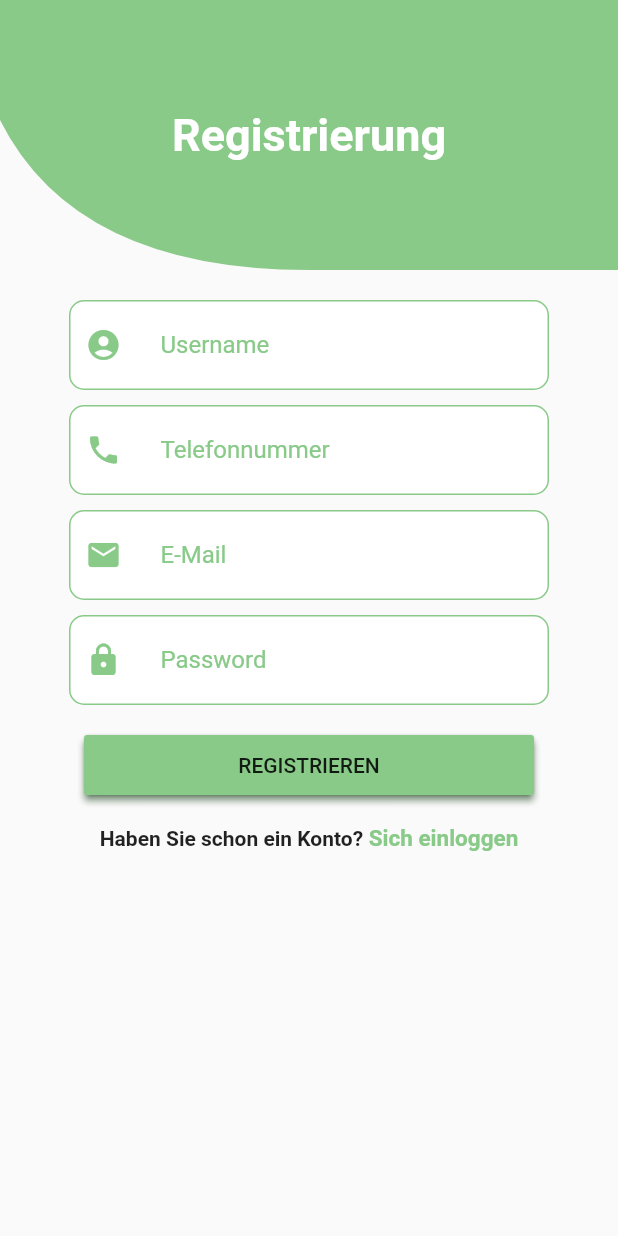
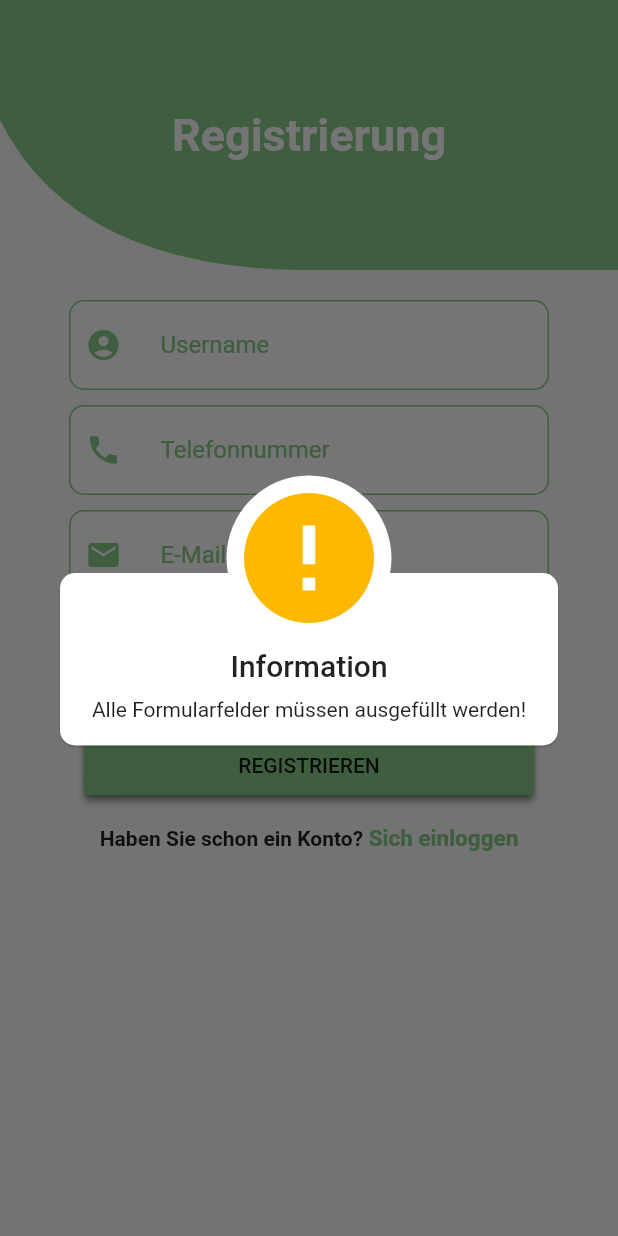
Before and after one commit to abelnguendia18/HelpYourNeighbor_Flutter, a Flutter app: the SingUpHome screen opened directly, after a tap on "REGISTRIEREN", on a phone screen of 412 x 824 dp. Run offline on Flutter 3.47's test engine with Material 2 defaults, Android fonts, the light colour scheme and no system bars; our stand-ins replace animated_splash_screen, awesome_dialog, cloud_firestore, connectivity, curved_navigation_bar, dio and 14 more; missing offline and left inert: autocomplete_textfield, build_context, flutter_google_places, google_maps_webservice; accounts and stored records are empty.

Commit message:
Code Optimization Part 2.

```diff
--- a/lib/src/screens/login_screen.dart
+++ b/lib/src/screens/login_screen.dart
@@ -97,7 +97,7 @@ class _LoginHomeState extends State<LoginHome> {
 
                             if (isInternetAvailable) {
 
-                              if(!(_emailController.text.isEmpty) && !(_passwordController.text.isEmpty) ){
+                              if((_emailController.text.isNotEmpty) && (_passwordController.text.isNotEmpty) ){
                                 var result = await AuthenticationService.singIn(
                                     email:
                                     _emailController.text.toString().trim(),
--- a/lib/src/screens/my_account_screen.dart
+++ b/lib/src/screens/my_account_screen.dart
@@ -270,21 +270,7 @@ class _MyAccountScreenState extends State<MyAccountScreen> {
                               child: Text("Ausloggen"),
                               elevation: 2.0,
                               onPressed: () {
-                                /* AwesomeDialog(
-                                  context: context,
-                                  dialogType: DialogType.QUESTION,
-                                  animType: AnimType.TOPSLIDE,
-                                  headerAnimationLoop: false,
-                                  useRootNavigator: true,
-                                  //title: 'Information',
-                                  autoHide: Duration(seconds: 10),
-                                  desc:
-                                      'Wollen Sie sich wirklich ausloggen?',
-                                  btnOkIcon: Icons.check,
-                                  btnOkColor: _greenApp,
-                                  btnCancelOnPress: (){},
-                                  btnOkOnPress: (){},
-                                )..show();*/
+
                                 showDialog(
                                     context: context,
                                     builder: (BuildContext context) {
--- a/lib/src/screens/sing_up_screen.dart
+++ b/lib/src/screens/sing_up_screen.dart
@@ -56,30 +56,6 @@ class _SingUpHomeState extends State<SingUpHome> {
             SizedBox(
               height: 20.0,
             ),
-            /*Container(
-              padding: EdgeInsets.fromLTRB(0.0, 30.0, 0.0, 0.0),
-              child: Stack(
-                children: <Widget>[
-                  Center(
-                    child: Image.asset(
-                      'assets/icons/icon.png',
-                      width: 250.0,
-                      height: 150.0,
-                    ),
-                  ),
-                  Container(
-                    padding: EdgeInsets.fromLTRB(15.0, 110.0, 0.0, 0.0),
-                    child: Text(
-                      'coco',
-                      style: TextStyle(
-                        fontSize: 50.0,
-                        fontWeight: FontWeight.bold,
-                      ),
-                    ),
-                  ),
-                ],
-              ),
-            ),*/
             Form(
               child: Container(
                 width: 320.0,
@@ -118,19 +94,25 @@ class _SingUpHomeState extends State<SingUpHome> {
                                 await Utils.isInternetConnectionAvailable();
 
                             if (isInternetAvailable) {
+                              if ((_nameController.text.isNotEmpty) &&
+                                  (_numberController.text.isNotEmpty) &&
+                                  (_passwordController.text.isNotEmpty) &&
+                                  (_emailController.text.isNotEmpty)) {
                                 var user = await (AuthenticationService.singUp(
                                     userName:
                                         _nameController.text.toString().trim(),
                                     email:
                                         _emailController.text.toString().trim(),
-                                  password: _passwordController.text.toString(),
+                                    password:
+                                        _passwordController.text.toString(),
                                     userTelNumber: _numberController.text
                                         .toString()
                                         .trim()));
                                 if (user != null) {
                                   final snackBar = SnackBar(
                                     duration: Duration(seconds: 10),
-                                  content: Text("Konto erfolgreich erstellt."),
+                                    content:
+                                        Text("Konto erfolgreich erstellt."),
                                     backgroundColor: _greenApp,
                                     action: SnackBarAction(
                                       label: 'Login',
@@ -143,17 +125,41 @@ class _SingUpHomeState extends State<SingUpHome> {
                                       },
                                     ),
                                   );
-                                _globalKey.currentState.showSnackBar(snackBar);
-
-                                /*   Navigator.push(
-                                context,
-                                MaterialPageRoute(
-                                    builder: (context) => Login()),
-                              );*/
+                                  _globalKey.currentState
+                                      .showSnackBar(snackBar);
 
                                   print("User ID: ${user.uid}");
+                                } else {
+                                  AwesomeDialog(
+                                    context: context,
+                                    dialogType: DialogType.ERROR,
+                                    animType: AnimType.TOPSLIDE,
+                                    headerAnimationLoop: false,
+                                    useRootNavigator: true,
+                                    title: 'Fehler',
+                                    autoHide: Duration(seconds: 3),
+                                    desc:
+                                        'Überprüfen Sie bitte Ihre Eingabedaten!',
+                                    btnOkIcon: Icons.cancel,
+                                    btnOkColor: Colors.red,
+                                  )..show();
                                 }
-                            }else{
+                              } else {
+                                AwesomeDialog(
+                                  context: context,
+                                  dialogType: DialogType.WARNING,
+                                  animType: AnimType.TOPSLIDE,
+                                  headerAnimationLoop: false,
+                                  useRootNavigator: true,
+                                  title: 'Information',
+                                  autoHide: Duration(seconds: 3),
+                                  desc:
+                                      'Alle Formularfelder müssen ausgefüllt werden!',
+                                  btnOkIcon: Icons.cancel,
+                                  btnOkColor: Colors.red,
+                                )..show();
+                              }
+                            } else {
                               AwesomeDialog(
                                   context: context,
                                   dialogType: DialogType.ERROR,
@@ -221,32 +227,6 @@ class _SingUpHomeState extends State<SingUpHome> {
     );
   }
 
-/*  Widget _buildTextField(
-      TextEditingController controller, IconData icon, String labelText) {
-    return Container(
-      padding: EdgeInsets.symmetric(horizontal: 10, vertical: 5),
-      decoration: BoxDecoration(
-          color: Colors.white,
-          border: Border.all(color: _greenApp),
-        borderRadius: BorderRadius.circular(10.0),
-      ),
-      child: TextField(
-        controller: controller,
-        style: TextStyle(color: Colors.black),
-        decoration: InputDecoration(
-            contentPadding: EdgeInsets.symmetric(horizontal: 10),
-            labelText: labelText,
-            labelStyle: TextStyle(color: _greenApp),
-            icon: Icon(
-              icon,
-              color: _greenApp,
-            ),
-            // prefix: Icon(icon),
-            border: InputBorder.none),
-      ),
-    );
-  }*/
-
   Widget _buildTextField(
       TextEditingController controller, IconData icon, String labelText) {
     return Container(
```
Also changed, not shown: 2 other files. Lines whose indentation alone changed are shown as unchanged.
